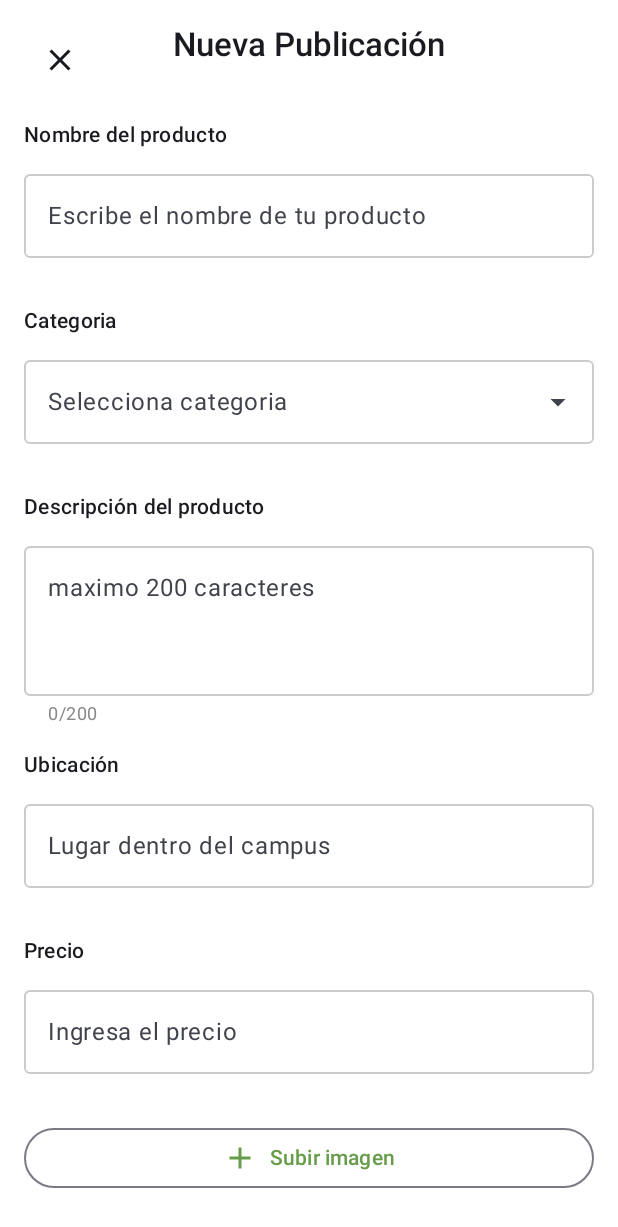
After one commit to alejandropallares/TianguisUni, an Android app built with Jetpack Compose: the composable NuevaPublicacionScreen shown on its own in the app's theme, on a phone screen of 412 x 824 dp. The commit adds this screen. Shown: the top 1227 px of the screen. Run offline under Robolectric (Android 15) with nearby library versions, the phone set to English and light mode, and no system bars.

Commit message:
Se agrego validaciones a los textfields de la pantalla MisPublicaciones

```diff
--- /dev/null
+++ b/app/src/main/java/com/example/tianguisuni/screens/NuevaPublicacionScreen.kt
@@ -0,0 +1,312 @@
+package com.example.tianguisuni.screens
+
+import android.net.Uri
+import androidx.activity.compose.rememberLauncherForActivityResult
+import androidx.activity.result.contract.ActivityResultContracts
+import androidx.compose.foundation.background
+import androidx.compose.foundation.layout.*
+import androidx.compose.foundation.rememberScrollState
+import androidx.compose.foundation.verticalScroll
+import androidx.compose.material.icons.Icons
+import androidx.compose.material.icons.filled.Close
+import androidx.compose.material.icons.filled.Add
+import androidx.compose.material3.*
+import androidx.compose.runtime.*
+import androidx.compose.ui.Modifier
+import androidx.compose.ui.graphics.Color
+import androidx.compose.ui.text.font.FontWeight
+import androidx.compose.ui.unit.dp
+import coil.compose.AsyncImage
+
+@OptIn(ExperimentalMaterial3Api::class)
+@Composable
+fun NuevaPublicacionScreen(
+    onClose: () -> Unit
+) {
+    var nombreProducto by remember { mutableStateOf("") }
+    var descripcion by remember { mutableStateOf("") }
+    var ubicacion by remember { mutableStateOf("") }
+    var precio by remember { mutableStateOf("") }
+    var categoriaSeleccionada by remember { mutableStateOf("") }
+    var imagenUri by remember { mutableStateOf<Uri?>(null) }
+    var expandidoCategoria by remember { mutableStateOf(false) }
+
+    // Estados para los errores
+    var errorNombre by remember { mutableStateOf<String?>(null) }
+    var errorCategoria by remember { mutableStateOf<String?>(null) }
+    var errorDescripcion by remember { mutableStateOf<String?>(null) }
+    var errorUbicacion by remember { mutableStateOf<String?>(null) }
+    var errorPrecio by remember { mutableStateOf<String?>(null) }
+
+    val categorias = listOf("Dulces", "Comida", "Bebidas", "Ropa", "Regalos", "Otros")
+
+    val imagePicker = rememberLauncherForActivityResult(
+        contract = ActivityResultContracts.GetContent()
+    ) { uri: Uri? ->
+        imagenUri = uri
+    }
+
+    Column(
+        modifier = Modifier
+            .fillMaxSize()
+            .background(Color.White)
+            .verticalScroll(rememberScrollState())
+    ) {
+        // Barra superior
+        Row(
+            modifier = Modifier
+                .fillMaxWidth()
+                .padding(16.dp),
+            horizontalArrangement = Arrangement.SpaceBetween
+        ) {
+            IconButton(onClick = onClose) {
+                Icon(Icons.Default.Close, contentDescription = "Cerrar")
+            }
+            Text(
+                text = "Nueva Publicación",
+                style = MaterialTheme.typography.titleLarge,
+                fontWeight = FontWeight.Medium
+            )
+            // Espacio para mantener el título centrado
+            Box(modifier = Modifier.size(48.dp))
+        }
+
+        Column(
+            modifier = Modifier
+                .fillMaxSize()
+                .padding(horizontal = 16.dp),
+            verticalArrangement = Arrangement.spacedBy(16.dp)
+        ) {
+            // Nombre del producto
+            Text(
+                text = "Nombre del producto",
+                style = MaterialTheme.typography.bodyMedium,
+                fontWeight = FontWeight.Medium
+            )
+            OutlinedTextField(
+                value = nombreProducto,
+                onValueChange = {
+                    if (it.length <= 30) {
+                        nombreProducto = it
+                        errorNombre = null
+                    } else {
+                        errorNombre = "Máximo 30 caracteres"
+                    }
+                },
+                placeholder = { Text("Escribe el nombre de tu producto") },
+                modifier = Modifier.fillMaxWidth(),
+                colors = OutlinedTextFieldDefaults.colors(
+                    unfocusedBorderColor = Color.LightGray,
+                    focusedBorderColor = Color(0xFF669C4A),
+                    errorBorderColor = Color.Red
+                ),
+                singleLine = true,
+                isError = errorNombre != null,
+                supportingText = { errorNombre?.let { Text(it, color = Color.Red) } }
+            )
+
+            // Categoría
+            Text(
+                text = "Categoria",
+                style = MaterialTheme.typography.bodyMedium,
+                fontWeight = FontWeight.Medium
+            )
+            ExposedDropdownMenuBox(
+                expanded = expandidoCategoria,
+                onExpandedChange = { expandidoCategoria = it }
+            ) {
+                OutlinedTextField(
+                    value = categoriaSeleccionada,
+                    onValueChange = {},
+                    readOnly = true,
+                    placeholder = { Text("Selecciona categoria") },
+                    modifier = Modifier
+                        .fillMaxWidth()
+                        .menuAnchor(),
+                    colors = OutlinedTextFieldDefaults.colors(
+                        unfocusedBorderColor = Color.LightGray,
+                        focusedBorderColor = Color(0xFF669C4A),
+                        errorBorderColor = Color.Red
+                    ),
+                    trailingIcon = { ExposedDropdownMenuDefaults.TrailingIcon(expanded = expandidoCategoria) },
+                    isError = errorCategoria != null,
+                    supportingText = { errorCategoria?.let { Text(it, color = Color.Red) } }
+                )
+                ExposedDropdownMenu(
+                    expanded = expandidoCategoria,
+                    onDismissRequest = { expandidoCategoria = false }
+                ) {
+                    categorias.forEach { categoria ->
+                        DropdownMenuItem(
+                            text = { Text(categoria) },
+                            onClick = {
+                                categoriaSeleccionada = categoria
+                                expandidoCategoria = false
+                                errorCategoria = null
+                            }
+                        )
+                    }
+                }
+            }
+
+            // Descripción del producto
+            Text(
+                text = "Descripción del producto",
+                style = MaterialTheme.typography.bodyMedium,
+                fontWeight = FontWeight.Medium
+            )
+            OutlinedTextField(
+                value = descripcion,
+                onValueChange = {
+                    if (it.length <= 200) {
+                        descripcion = it
+                        errorDescripcion = null
+                    } else {
+                        errorDescripcion = "Máximo 200 caracteres"
+                    }
+                },
+                placeholder = { Text("maximo 200 caracteres") },
+                modifier = Modifier
+                    .fillMaxWidth()
+                    .height(120.dp),
+                colors = OutlinedTextFieldDefaults.colors(
+                    unfocusedBorderColor = Color.LightGray,
+                    focusedBorderColor = Color(0xFF669C4A),
+                    errorBorderColor = Color.Red
+                ),
+                isError = errorDescripcion != null,
+                supportingText = {
+                    Row(
+                        modifier = Modifier.fillMaxWidth(),
+                        horizontalArrangement = Arrangement.SpaceBetween
+                    ) {
+                        errorDescripcion?.let { Text(it, color = Color.Red) }
+                        Text("${descripcion.length}/200",
+                            color = if (descripcion.length > 200) Color.Red else Color.Gray)
+                    }
+                }
+            )
+
+            // Ubicación
+            Text(
+                text = "Ubicación",
+                style = MaterialTheme.typography.bodyMedium,
+                fontWeight = FontWeight.Medium
+            )
+            OutlinedTextField(
+                value = ubicacion,
+                onValueChange = {
+                    if (it.length <= 30) {
+                        ubicacion = it
+                        errorUbicacion = null
+                    } else {
+                        errorUbicacion = "Máximo 30 caracteres"
+                    }
+                },
+                placeholder = { Text("Lugar dentro del campus") },
+                modifier = Modifier.fillMaxWidth(),
+                colors = OutlinedTextFieldDefaults.colors(
+                    unfocusedBorderColor = Color.LightGray,
+                    focusedBorderColor = Color(0xFF669C4A),
+                    errorBorderColor = Color.Red
+                ),
+                singleLine = true,
+                isError = errorUbicacion != null,
+                supportingText = { errorUbicacion?.let { Text(it, color = Color.Red) } }
+            )
+
+            // Precio
+            Text(
+                text = "Precio",
+                style = MaterialTheme.typography.bodyMedium,
+                fontWeight = FontWeight.Medium
+            )
+            OutlinedTextField(
+                value = precio,
+                onValueChange = { newValue ->
+                    val regex = Regex("^\\d*\\.?\\d{0,2}$")
+                    if (newValue.isEmpty() || regex.matches(newValue)) {
+                        precio = newValue
+                        errorPrecio = null
+                    } else {
+                        errorPrecio = "Formato inválido. Ejemplo: 99.99"
+                    }
+                },
+                placeholder = { Text("Ingresa el precio") },
+                modifier = Modifier.fillMaxWidth(),
+                colors = OutlinedTextFieldDefaults.colors(
+                    unfocusedBorderColor = Color.LightGray,
+                    focusedBorderColor = Color(0xFF669C4A),
+                    errorBorderColor = Color.Red
+                ),
+                singleLine = true,
+                isError = errorPrecio != null,
+                supportingText = { errorPrecio?.let { Text(it, color = Color.Red) } }
+            )
+
+            // Subir imagen
+            if (imagenUri != null) {
+                AsyncImage(
+                    model = imagenUri,
+                    contentDescription = "Imagen seleccionada",
+                    modifier = Modifier
+                        .fillMaxWidth()
+                        .height(200.dp)
+                )
+            }
+
+            OutlinedButton(
+                onClick = { imagePicker.launch("image/*") },
+                modifier = Modifier.fillMaxWidth(),
+                colors = ButtonDefaults.outlinedButtonColors(
+                    contentColor = Color(0xFF669C4A)
+                )
+            ) {
+                Icon(
+                    imageVector = Icons.Default.Add,
+                    contentDescription = null,
+                    tint = Color(0xFF669C4A)
+                )
+                Spacer(modifier = Modifier.width(8.dp))
+                Text("Subir imagen", color = Color(0xFF669C4A))
+            }
+
+            // Botón Publicar
+            Button(
+                onClick = {
+                    // Validar todos los campos antes de publicar
+                    if (nombreProducto.isEmpty()) {
+                        errorNombre = "Campo requerido"
+                    }
+                    if (categoriaSeleccionada.isEmpty()) {
+                        errorCategoria = "Selecciona una categoría"
+                    }
+                    if (descripcion.isEmpty()) {
+                        errorDescripcion = "Campo requerido"
+                    }
+                    if (ubicacion.isEmpty()) {
+                        errorUbicacion = "Campo requerido"
+                    }
+                    if (precio.isEmpty()) {
+                        errorPrecio = "Campo requerido"
+                    }
+
+                    // Si no hay errores, proceder con la publicación
+                    if (errorNombre == null && errorCategoria == null &&
+                        errorDescripcion == null && errorUbicacion == null &&
+                        errorPrecio == null && imagenUri != null) {
+                        // TODO: Implementar publicación
+                    }
+                },
+                modifier = Modifier
+                    .fillMaxWidth()
+                    .padding(vertical = 16.dp),
+                colors = ButtonDefaults.buttonColors(
+                    containerColor = Color(0xFF669C4A)
+                )
+            ) {
+                Text("Publicar")
+            }
+        }
+    }
+}
```
Also changed, not shown: app/build.gradle.kts (+12 -0 lines), app/src/main/java/com/example/tianguisuni/MainActivity.kt (+16 -4 lines).
